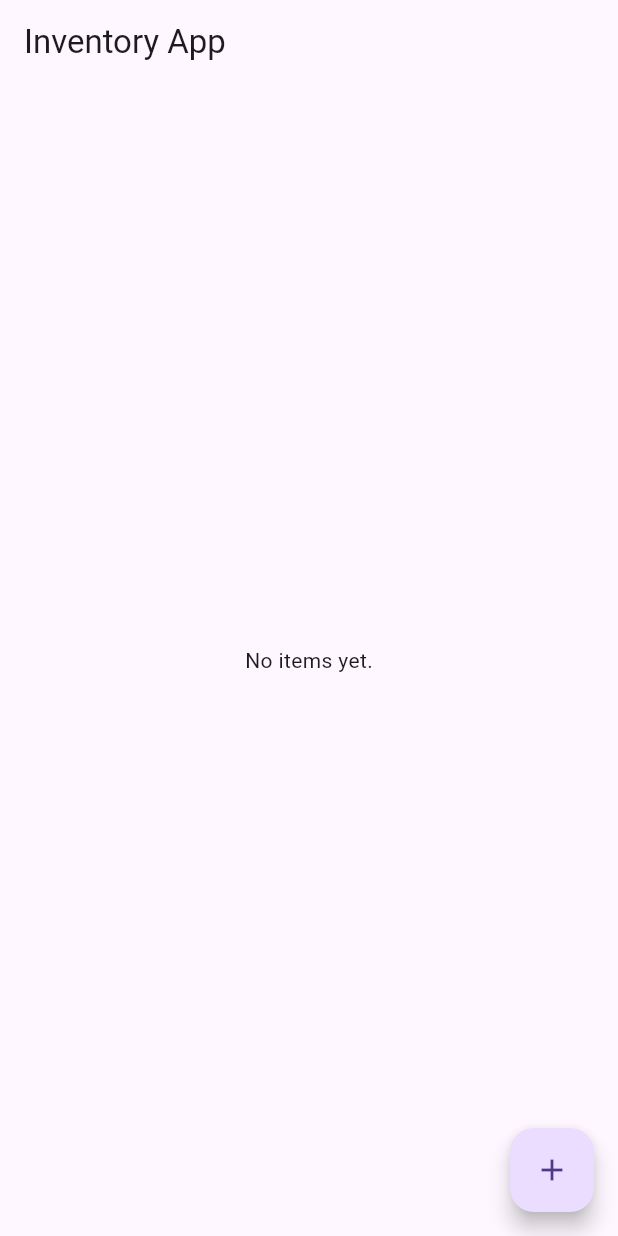
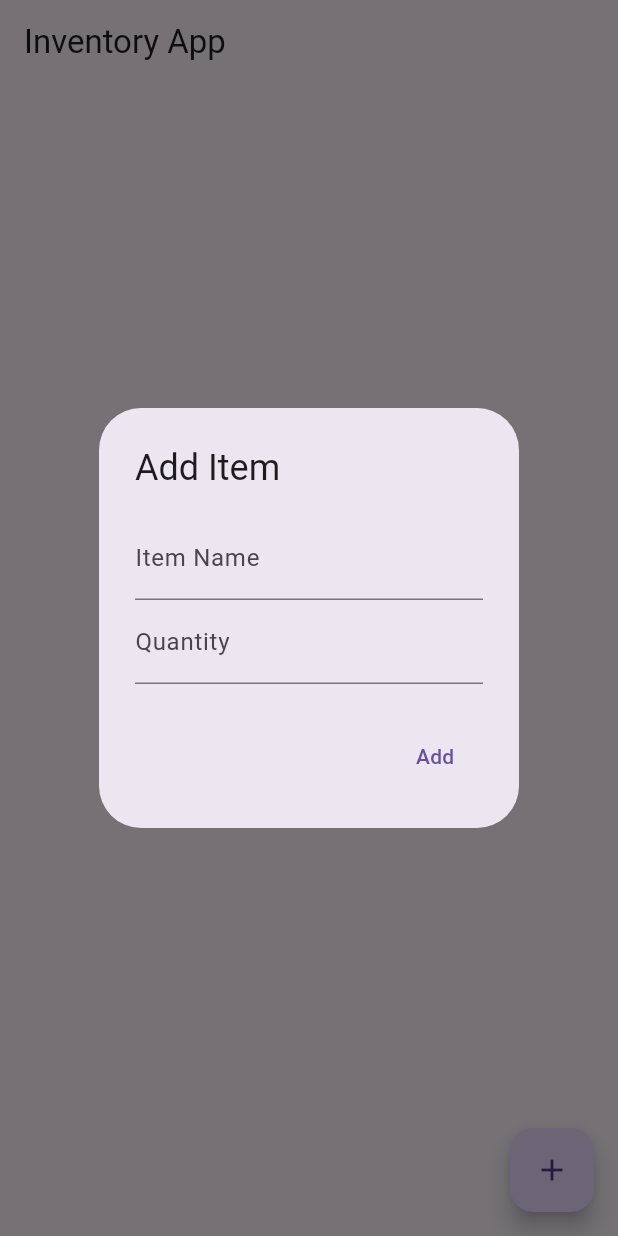
Before and after one commit to wildheart156/inclass12_InventoryManagement, a Flutter app: the screen it shows after launch, after a tap on the "add" icon, on a phone screen of 412 x 824 dp. Run offline on Flutter 3.47's test engine with Material 3 defaults, Android fonts, the phone set to English and light mode, and no system bars; our stand-ins replace cloud_firestore, firebase_core; accounts and stored records are empty.

Commit message:
fixed and debug tested some errors in the app with the firebase options

```diff
--- a/lib/main.dart
+++ b/lib/main.dart
@@ -2,10 +2,11 @@ import 'package:flutter/material.dart';
 import 'package:firebase_core/firebase_core.dart';
 import 'firestore_service.dart';
 import 'item.dart';
+import 'firebase_options.dart';
 
 void main() async {
   WidgetsFlutterBinding.ensureInitialized();
-  await Firebase.initializeApp();
+  await Firebase.initializeApp(options: DefaultFirebaseOptions.currentPlatform);
   runApp(MyApp());
 }
 
@@ -15,7 +16,7 @@ class MyApp extends StatelessWidget {
 
   @override
   Widget build(BuildContext context) {
-    return const MaterialApp(home: InventoryPage());
+    return MaterialApp(home: InventoryPage());
   }
 }
 
@@ -72,40 +73,49 @@ class InventoryPage extends StatelessWidget {
   @override
   Widget build(BuildContext context) {
     return Scaffold(
-    appBar: AppBar(
-      title: const Text('Inventory App'),
-    ),
+      appBar: AppBar(title: const Text('Inventory App')),
+
       body: StreamBuilder<List<Item>>(
         stream: service.streamItems(),
         builder: (context, snapshot) {
+
           if (snapshot.connectionState == ConnectionState.waiting) {
             return const Center(child: CircularProgressIndicator());
           }
 
           if (snapshot.hasError) {
-            return Center(
-              child: Text('Error: ${snapshot.error}'),
-            );
+            return Text('Error: ${snapshot.error}');
           }
 
           final items = snapshot.data ?? [];
 
           if (items.isEmpty) {
-            return const Center(
-              child: Text('No items yet.'),
-            );
+            return const Center(child: Text('No items yet.'));
           }
 
-        return const Center(
-          child: Text('Data Loaded'),
+          return ListView.builder(
+            itemCount: items.length,
+            itemBuilder: (_, index) {
+              final item = items[index];
+
+              return ListTile(
+                title: Text(item.name),
+                subtitle: Text('Qty: ${item.quantity}'),
+
+                trailing: IconButton(
+                  icon: const Icon(Icons.delete),
+                  onPressed: () => service.deleteItem(item.id!),
+                ),
+              );
+            },
           );
         },
       ),
+
       floatingActionButton: FloatingActionButton(
-      onPressed: () {
-        // Will implement later
-      },
+        onPressed: () => showAddItemDialog(context),
         child: const Icon(Icons.add),
       ),
     );
   }
+}
--- a/pubspec.yaml
+++ b/pubspec.yaml
@@ -31,12 +31,13 @@ environment:
 dependencies:
   flutter:
     sdk: flutter
+  cupertino_icons: ^1.0.8
   firebase_core: ^2.25.0
   cloud_firestore: ^4.15.0
 
   # The following adds the Cupertino Icons font to your application.
   # Use with the CupertinoIcons class for iOS style icons.
-  cupertino_icons: ^1.0.8
+
 
 dev_dependencies:
   flutter_test:
```
Also changed, not shown: 2 other files. Lines whose indentation alone changed are shown as unchanged.
